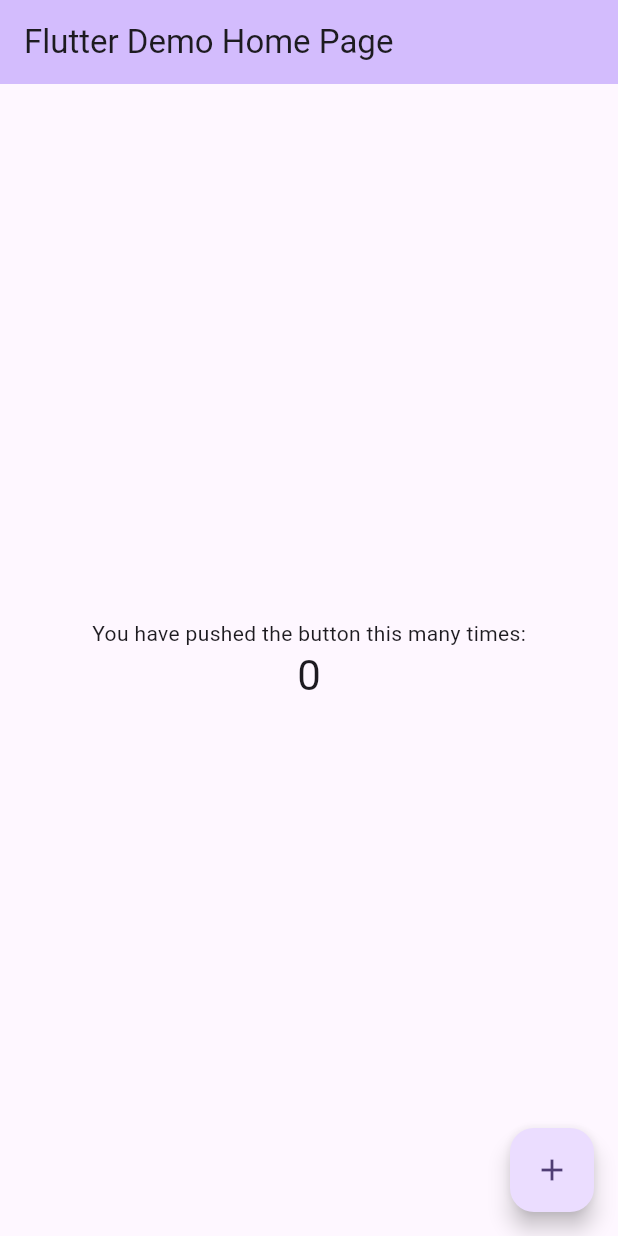
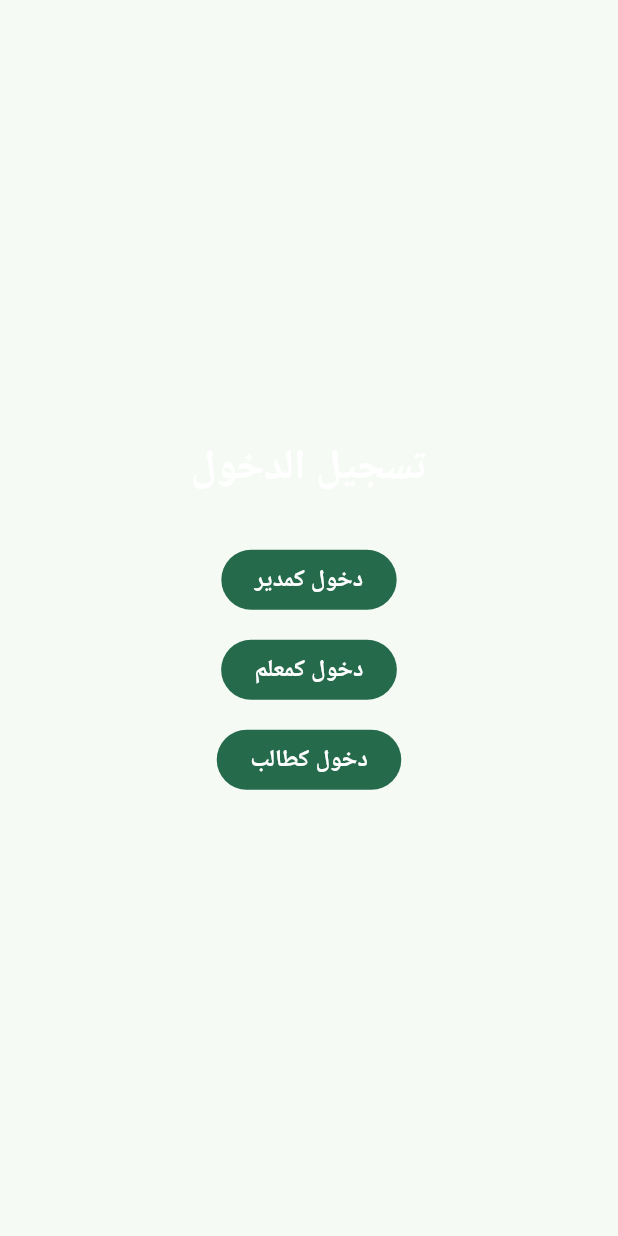
Before and after one commit to Shadi-Younis/afdal-uloom-app, a Flutter app: the screen it shows after launch, on a phone screen of 412 x 824 dp. Run offline on Flutter 3.47's test engine with Material 3 defaults, Android fonts, the phone set to English and light mode, and no system bars; our stand-ins replace flutter_riverpod, go_router, google_fonts; Roboto replaces fonts that are missing (Cairo).

Commit message:
feat: add router, Arabic RTL app shell and placeholder screens
Co-Authored-By: Claude Sonnet 5.5 <noreply@anthropic.com>

```diff
--- /dev/null
+++ b/lib/app/router.dart
@@ -0,0 +1,31 @@
+import 'package:flutter_riverpod/flutter_riverpod.dart';
+import 'package:go_router/go_router.dart';
+
+import '../features/admin/admin_home_screen.dart';
+import '../features/auth/login_screen.dart';
+import '../features/student/student_home_screen.dart';
+import '../features/teacher/teacher_home_screen.dart';
+
+final routerProvider = Provider<GoRouter>((ref) {
+  return GoRouter(
+    initialLocation: '/login',
+    // TODO: role-based redirect (phase 2.6): signed out -> /login,
+    // admin -> /admin, teacher -> /teacher, student -> /student, and block
+    // each role from opening another role's routes.
+    routes: [
+      GoRoute(path: '/login', builder: (context, state) => const LoginScreen()),
+      GoRoute(
+        path: '/admin',
+        builder: (context, state) => const AdminHomeScreen(),
+      ),
+      GoRoute(
+        path: '/teacher',
+        builder: (context, state) => const TeacherHomeScreen(),
+      ),
+      GoRoute(
+        path: '/student',
+        builder: (context, state) => const StudentHomeScreen(),
+      ),
+    ],
+  );
+});
--- /dev/null
+++ b/lib/features/auth/login_screen.dart
@@ -0,0 +1,41 @@
+import 'package:flutter/material.dart';
+import 'package:go_router/go_router.dart';
+
+class LoginScreen extends StatelessWidget {
+  const LoginScreen({super.key});
+
+  @override
+  Widget build(BuildContext context) {
+    return Scaffold(
+      body: Center(
+        child: Column(
+          mainAxisSize: MainAxisSize.min,
+          children: [
+            Text(
+              'تسجيل الدخول',
+              style: Theme.of(context).textTheme.headlineMedium,
+            ),
+            const SizedBox(height: 32),
+            // TODO: remove after auth
+            FilledButton(
+              onPressed: () => context.go('/admin'),
+              child: const Text('دخول كمدير'),
+            ),
+            const SizedBox(height: 12),
+            // TODO: remove after auth
+            FilledButton(
+              onPressed: () => context.go('/teacher'),
+              child: const Text('دخول كمعلم'),
+            ),
+            const SizedBox(height: 12),
+            // TODO: remove after auth
+            FilledButton(
+              onPressed: () => context.go('/student'),
+              child: const Text('دخول كطالب'),
+            ),
+          ],
+        ),
+      ),
+    );
+  }
+}
--- a/lib/main.dart
+++ b/lib/main.dart
@@ -1,122 +1,31 @@
 import 'package:flutter/material.dart';
+import 'package:flutter_localizations/flutter_localizations.dart';
+import 'package:flutter_riverpod/flutter_riverpod.dart';
+
+import 'app/router.dart';
+import 'app/theme.dart';
 
 void main() {
-  runApp(const MyApp());
+  runApp(const ProviderScope(child: AfdalUloomApp()));
 }
 
-class MyApp extends StatelessWidget {
-  const MyApp({super.key});
+class AfdalUloomApp extends ConsumerWidget {
+  const AfdalUloomApp({super.key});
 
-  // This widget is the root of your application.
   @override
-  Widget build(BuildContext context) {
-    return MaterialApp(
-      title: 'Flutter Demo',
-      theme: ThemeData(
-        // This is the theme of your application.
-        //
-        // TRY THIS: Try running your application with "flutter run". You'll see
-        // the application has a purple toolbar. Then, without quitting the app,
-        // try changing the seedColor in the colorScheme below to Colors.green
-        // and then invoke "hot reload" (save your changes or press the "hot
-        // reload" button in a Flutter-supported IDE, or press "r" if you used
-        // the command line to start the app).
-        //
-        // Notice that the counter didn't reset back to zero; the application
-        // state is not lost during the reload. To reset the state, use hot
-        // restart instead.
-        //
-        // This works for code too, not just values: Most code changes can be
-        // tested with just a hot reload.
-        colorScheme: .fromSeed(seedColor: Colors.deepPurple),
-      ),
-      home: const MyHomePage(title: 'Flutter Demo Home Page'),
+  Widget build(BuildContext context, WidgetRef ref) {
+    return MaterialApp.router(
+      title: 'أفضل العلوم',
+      debugShowCheckedModeBanner: false,
+      theme: buildAppTheme(),
+      locale: const Locale('ar'),
+      supportedLocales: const [Locale('ar')],
+      localizationsDelegates: const [
+        GlobalMaterialLocalizations.delegate,
+        GlobalWidgetsLocalizations.delegate,
+        GlobalCupertinoLocalizations.delegate,
+      ],
+      routerConfig: ref.watch(routerProvider),
     );
   }
 }
-
-class MyHomePage extends StatefulWidget {
-  const MyHomePage({super.key, required this.title});
-
-  // This widget is the home page of your application. It is stateful, meaning
-  // that it has a State object (defined below) that contains fields that affect
-  // how it looks.
-
-  // This class is the configuration for the state. It holds the values (in this
-  // case the title) provided by the parent (in this case the App widget) and
-  // used by the build method of the State. Fields in a Widget subclass are
-  // always marked "final".
-
-  final String title;
-
-  @override
-  State<MyHomePage> createState() => _MyHomePageState();
-}
-
-class _MyHomePageState extends State<MyHomePage> {
-  int _counter = 0;
-
-  void _incrementCounter() {
-    setState(() {
-      // This call to setState tells the Flutter framework that something has
-      // changed in this State, which causes it to rerun the build method below
-      // so that the display can reflect the updated values. If we changed
-      // _counter without calling setState(), then the build method would not be
-      // called again, and so nothing would appear to happen.
-      _counter++;
-    });
-  }
-
-  @override
-  Widget build(BuildContext context) {
-    // This method is rerun every time setState is called, for instance as done
-    // by the _incrementCounter method above.
-    //
-    // The Flutter framework has been optimized to make rerunning build methods
-    // fast, so that you can just rebuild anything that needs updating rather
-    // than having to individually change instances of widgets.
-    return Scaffold(
-      appBar: AppBar(
-        // TRY THIS: Try changing the color here to a specific color (to
-        // Colors.amber, perhaps?) and trigger a hot reload to see the AppBar
-        // change color while the other colors stay the same.
-        backgroundColor: Theme.of(context).colorScheme.inversePrimary,
-        // Here we take the value from the MyHomePage object that was created by
-        // the App.build method, and use it to set our appbar title.
-        title: Text(widget.title),
-      ),
-      body: Center(
-        // Center is a layout widget. It takes a single child and positions it
-        // in the middle of the parent.
-        child: Column(
-          // Column is also a layout widget. It takes a list of children and
-          // arranges them vertically. By default, it sizes itself to fit its
-          // children horizontally, and tries to be as tall as its parent.
-          //
-          // Column has various properties to control how it sizes itself and
-          // how it positions its children. Here we use mainAxisAlignment to
-          // center the children vertically; the main axis here is the vertical
-          // axis because Columns are vertical (the cross axis would be
-          // horizontal).
-          //
-          // TRY THIS: Invoke "debug painting" (choose the "Toggle Debug Paint"
-          // action in the IDE, or press "p" in the console), to see the
-          // wireframe for each widget.
-          mainAxisAlignment: .center,
-          children: [
-            const Text('You have pushed the button this many times:'),
-            Text(
-              '$_counter',
-              style: Theme.of(context).textTheme.headlineMedium,
-            ),
-          ],
-        ),
-      ),
-      floatingActionButton: FloatingActionButton(
-        onPressed: _incrementCounter,
-        tooltip: 'Increment',
-        child: const Icon(Icons.add),
-      ),
-    );
-  }
-}
```
Also changed, not shown: lib/features/admin/admin_home_screen.dart (added, +17 -0 lines), lib/features/student/student_home_screen.dart (added, +17 -0 lines), lib/features/teacher/teacher_home_screen.dart (added, +17 -0 lines).
